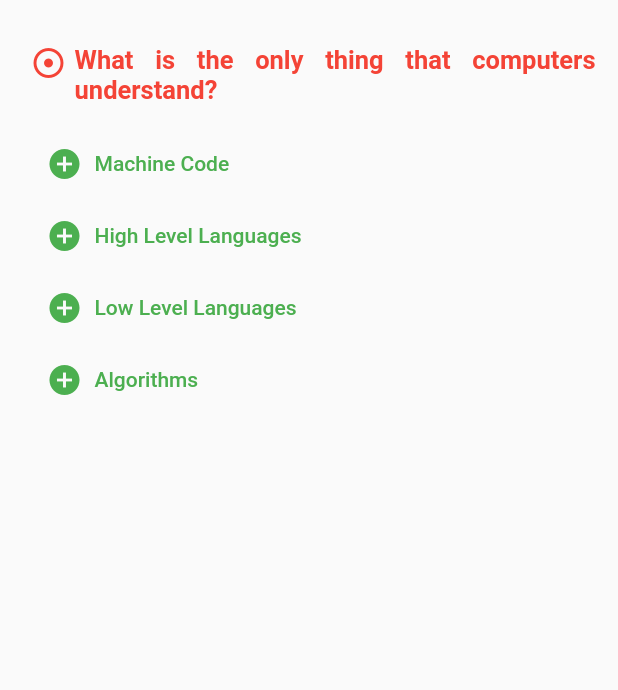
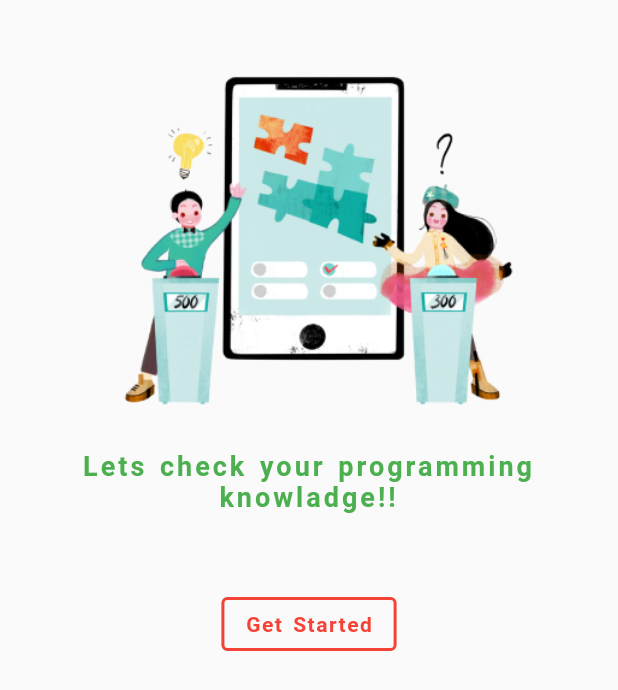
Before and after one commit to devfoyzur17/Quiz-App, a Flutter app: the screen it shows after launch, on a phone screen of 412 x 824 dp. Shown: the top 690 px of the screen. Run offline on Flutter 3.47's test engine with Material 2 defaults, Android fonts, the phone set to English and light mode, and no system bars.

Commit message:
ui design cng

```diff
--- a/lib/answer.dart
+++ b/lib/answer.dart
@@ -1,11 +1,8 @@
-
-
 // ignore_for_file: prefer_const_constructors
 
 import 'package:flutter/material.dart';
 
 class Answer extends StatelessWidget {
-
   final VoidCallback selectHandler;
   final String answerText;
 
@@ -15,17 +12,25 @@ class Answer extends StatelessWidget {
   Widget build(BuildContext context) {
     return Container(
         width: double.infinity,
-        child: TextButton(
-          child: Align(alignment:Alignment.centerLeft, child: Row(children: [
+        child: OutlinedButton(
+          style: OutlinedButton.styleFrom(side: BorderSide(color: Colors.green,width: 1.5)),
+          child: Align(
+            alignment: Alignment.centerLeft,
+            child: Row(children: [
+
               Padding(
-              padding: const EdgeInsets.symmetric(horizontal: 8),
-              child: Icon(Icons.add_circle_outlined, color: Colors.green,),
+                padding: const EdgeInsets.symmetric(horizontal: 5),
+                child: Icon(
+                  Icons.add_circle_outlined,
+                  color: Colors.green,
+                ),
               ),
               Text(
                 answerText,
                 style: TextStyle(color: Colors.green),
               )
-          ]),),
+            ]),
+          ),
           onPressed: selectHandler,
         ));
   }
--- a/lib/main.dart
+++ b/lib/main.dart
@@ -2,6 +2,7 @@
 // ignore_for_file: prefer_const_constructors
 
 import 'package:flutter/material.dart';
+import 'package:quiz_app/wellcome_page.dart';
 
 import 'home_page.dart';
 
@@ -21,7 +22,7 @@ class _MyAppState extends State<MyApp> {
   Widget build(BuildContext context) {
     return MaterialApp(
       debugShowCheckedModeBanner: false,
-      home: HomePage(),
+      home: WellcomePage(),
     );
   }
 }
--- /dev/null
+++ b/lib/wellcome_page.dart
@@ -0,0 +1,48 @@
+
+
+import 'package:flutter/material.dart';
+import 'package:quiz_app/home_page.dart';
+
+class WellcomePage extends StatefulWidget {
+  const WellcomePage({ Key? key }) : super(key: key);
+
+  @override
+  State<WellcomePage> createState() => _WellcomePageState();
+}
+
+class _WellcomePageState extends State<WellcomePage> {
+  @override
+  Widget build(BuildContext context) {
+    return Scaffold(
+      body: SafeArea(
+        child: Center(
+          child: Column(
+            //mainAxisAlignment: MainAxisAlignment.center,
+           // crossAxisAlignment: CrossAxisAlignment.center,
+            children: [
+              Image.asset("assets/Quiz.png",height: 300,),
+
+              Text("Lets check your programming knowladge!!", style: TextStyle(fontWeight: FontWeight.bold, color: Colors.green, fontSize: 18, letterSpacing: 2, wordSpacing: 2,),textAlign: TextAlign.center,),
+
+          SizedBox(height: 50,),
+
+
+              OutlinedButton(
+                style: OutlinedButton.styleFrom(
+                side: BorderSide(
+                  color: Colors.red,
+                  width: 2
+
+                )
+                ),
+                onPressed: (){
+                Navigator.push(context, MaterialPageRoute(builder: (context)=>HomePage()));
+              }, child: Text("Get Started", style: TextStyle(color: Colors.red, letterSpacing: 1, fontWeight: FontWeight.bold, wordSpacing: 2),))
+
+            ],
+          ),
+        ),
+      ),
+    );
+  }
+}
--- a/pubspec.yaml
+++ b/pubspec.yaml
@@ -58,8 +58,8 @@ flutter:
   uses-material-design: true
 
   # To add assets to your application, add an assets section, like this:
-  # assets:
-  #   - images/a_dot_burr.jpeg
+  assets:
+      - assets/
   #   - images/a_dot_ham.jpeg
 
   # An image asset can refer to one or more resolution-specific "variants", see
```
Also changed, not shown: assets/Quiz.png (added). Lines whose indentation alone changed are shown as unchanged.
